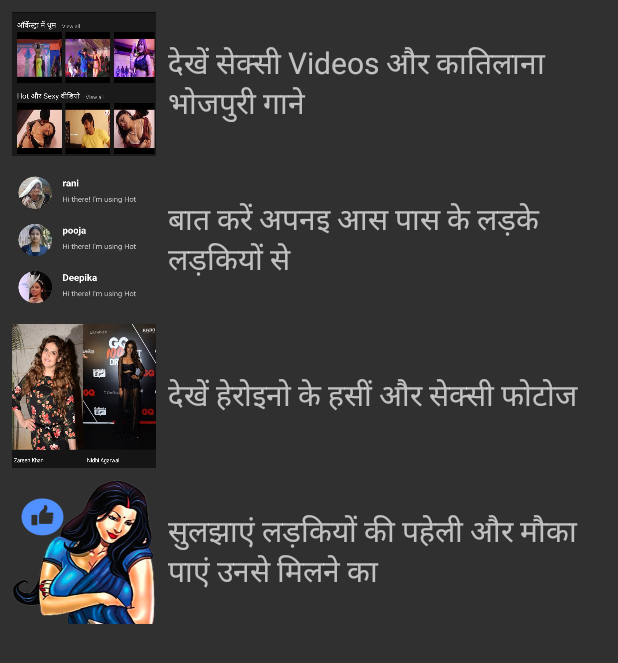
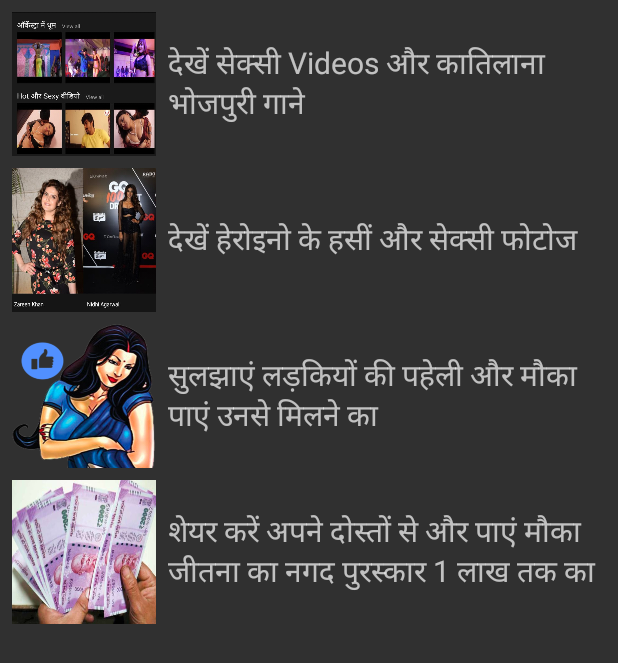
Before and after one commit to iamrahulyadav/hot, an Android app: the fragment ActivitiesFragment shown on its own in the app's theme, on a phone screen of 412 x 824 dp. Shown: the top 663 px of the screen. Run offline under Robolectric (Android 15) with nearby library versions, the phone set to English and light mode, and no system bars; our stand-ins replace ButterKnife; Roboto replaces fonts that are not available here; 2 statements that could not run were skipped.

Commit message:
adding new images and views

```diff
--- a/app/src/main/java/com/hotactress/hot/fragments/ActivitiesFragment.java
+++ b/app/src/main/java/com/hotactress/hot/fragments/ActivitiesFragment.java
@@ -17,6 +17,7 @@ import com.hotactress.hot.activities.ChatMainActivity;
 import com.hotactress.hot.activities.GridActivity;
 import com.hotactress.hot.activities.PuzzleSolvingActivity;
 import com.hotactress.hot.activities.VideoMainActivity;
+import com.hotactress.hot.utils.Constants;
 import com.hotactress.hot.utils.Gen;
 
 import butterknife.BindView;
@@ -25,15 +26,27 @@ import butterknife.ButterKnife;
 public class ActivitiesFragment extends Fragment implements View.OnClickListener {
 
 
-    @BindView(R.id.fragment_activities_video_image_id) public ImageView videoActivityImage;
-    @BindView(R.id.fragment_activities_pics_image_id)public ImageView picsActivityImage;
-    @BindView(R.id.fragment_activities_puzzle_image_id)public ImageView puzzleActivityImage;
-    @BindView(R.id.fragment_activities_chat_image_id)public ImageView chatActivityImage;
+    @BindView(R.id.fragment_activities_video_image_id)
+    public ImageView videoActivityImage;
+    @BindView(R.id.fragment_activities_pics_image_id)
+    public ImageView picsActivityImage;
+    @BindView(R.id.fragment_activities_puzzle_image_id)
+    public ImageView puzzleActivityImage;
+    @BindView(R.id.fragment_activities_chat_image_id)
+    public ImageView chatActivityImage;
+    @BindView(R.id.fragment_activities_share_image_id)
+    public ImageView shareActivityImage;
 
-    @BindView(R.id.fragment_activities_video_view_id)public TextView videoTextView;
-    @BindView(R.id.fragment_activities_pics_text_id)public TextView picsTextView;
-    @BindView(R.id.fragment_activities_puzzle_text_id)public TextView puzzleTextView;
-    @BindView(R.id.fragment_activities_chat_view_id)public TextView chatTextView;
+    @BindView(R.id.fragment_activities_video_view_id)
+    public TextView videoTextView;
+    @BindView(R.id.fragment_activities_pics_text_id)
+    public TextView picsTextView;
+    @BindView(R.id.fragment_activities_puzzle_text_id)
+    public TextView puzzleTextView;
+    @BindView(R.id.fragment_activities_chat_view_id)
+    public TextView chatTextView;
+    @BindView(R.id.fragment_activities_share_view_id)
+    public TextView shareTextView;
 
     @Nullable
     @Override
@@ -48,6 +61,8 @@ public class ActivitiesFragment extends Fragment implements View.OnClickListener
         chatTextView.setOnClickListener(this);
         puzzleActivityImage.setOnClickListener(this);
         puzzleTextView.setOnClickListener(this);
+        shareTextView.setOnClickListener(this);
+        shareActivityImage.setOnClickListener(this);
         return root;
     }
 
@@ -61,5 +76,9 @@ public class ActivitiesFragment extends Fragment implements View.OnClickListener
             Gen.startActivity(getActivity(), true, ChatMainActivity.class);
         else if (v.getId() == puzzleActivityImage.getId() || v.getId() == puzzleTextView.getId())
             Gen.startActivity(getActivity(), false, PuzzleSolvingActivity.class);
+        else if (v.getId() == shareActivityImage.getId() || v.getId() == shareTextView.getId()) {
+            Gen.logFirebaseEvent(Constants.SHARE_ACTIVITY, "cash_prize_clicked");
+            Gen.shareApp(getActivity());
+        }
     }
 }
--- a/app/src/main/java/com/hotactress/hot/utils/Gen.java
+++ b/app/src/main/java/com/hotactress/hot/utils/Gen.java
@@ -611,4 +611,5 @@ public class Gen {
             file.mkdir();
         return file;
     }
+
 }
--- a/app/src/main/res/layout/fragment_activities.xml
+++ b/app/src/main/res/layout/fragment_activities.xml
@@ -25,17 +25,6 @@
             app:layout_constraintTop_toTopOf="parent" />
 
         <ImageView
-            android:id="@+id/fragment_activities_chat_image_id"
-            android:layout_width="96dp"
-            android:layout_height="96dp"
-            android:layout_marginStart="8dp"
-            android:layout_marginTop="8dp"
-            android:scaleType="fitXY"
-            android:src="@mipmap/hot_chat"
-            app:layout_constraintStart_toStartOf="parent"
-            app:layout_constraintTop_toBottomOf="@+id/fragment_activities_video_image_id" />
-
-        <ImageView
             android:id="@+id/fragment_activities_puzzle_image_id"
             android:layout_width="96dp"
             android:layout_height="96dp"
@@ -55,7 +44,7 @@
             android:scaleType="fitXY"
             android:src="@mipmap/hot_photo"
             app:layout_constraintStart_toStartOf="parent"
-            app:layout_constraintTop_toBottomOf="@+id/fragment_activities_chat_image_id" />
+            app:layout_constraintTop_toBottomOf="@+id/fragment_activities_video_image_id" />
 
         <TextView
             android:id="@+id/fragment_activities_puzzle_text_id"
@@ -84,19 +73,6 @@
             app:layout_constraintTop_toTopOf="@+id/fragment_activities_pics_image_id" />
 
         <TextView
-            android:id="@+id/fragment_activities_chat_view_id"
-            android:layout_width="0dp"
-            android:layout_height="wrap_content"
-            android:layout_marginEnd="8dp"
-            android:layout_marginStart="8dp"
-            android:text="बात करें अपनइ आस पास के लड़के लड़कियों से"
-            android:textSize="20sp"
-            app:layout_constraintBottom_toBottomOf="@+id/fragment_activities_chat_image_id"
-            app:layout_constraintEnd_toEndOf="parent"
-            app:layout_constraintStart_toEndOf="@+id/fragment_activities_chat_image_id"
-            app:layout_constraintTop_toTopOf="@+id/fragment_activities_chat_image_id" />
-
-        <TextView
             android:id="@+id/fragment_activities_video_view_id"
             android:layout_width="0dp"
             android:layout_height="wrap_content"
@@ -109,5 +85,31 @@
             app:layout_constraintEnd_toEndOf="parent"
             app:layout_constraintStart_toEndOf="@+id/fragment_activities_video_image_id"
             app:layout_constraintTop_toTopOf="@+id/fragment_activities_video_image_id" />
+
+        <ImageView
+            android:id="@+id/fragment_activities_share_image_id"
+            android:layout_width="96dp"
+            android:layout_height="96dp"
+            android:layout_marginBottom="8dp"
+            android:layout_marginStart="8dp"
+            android:layout_marginTop="8dp"
+            android:scaleType="fitXY"
+            android:src="@drawable/cash"
+            app:layout_constraintBottom_toBottomOf="parent"
+            app:layout_constraintStart_toStartOf="parent"
+            app:layout_constraintTop_toBottomOf="@+id/fragment_activities_puzzle_image_id" />
+
+        <TextView
+            android:id="@+id/fragment_activities_share_view_id"
+            android:layout_width="0dp"
+            android:layout_height="wrap_content"
+            android:layout_marginEnd="8dp"
+            android:layout_marginStart="8dp"
+            android:text="शेयर करें अपने दोस्तों से और पाएं मौका जीतना का नगद पुरस्कार 1 लाख तक का"
+            android:textSize="20sp"
+            app:layout_constraintBottom_toBottomOf="@+id/fragment_activities_share_image_id"
+            app:layout_constraintEnd_toEndOf="parent"
+            app:layout_constraintStart_toEndOf="@+id/fragment_activities_share_image_id"
+            app:layout_constraintTop_toTopOf="@+id/fragment_activities_share_image_id" />
     </android.support.constraint.ConstraintLayout>
 </ScrollView>
```
Also changed, not shown: app/src/main/res/drawable/cash.jpg (added).
